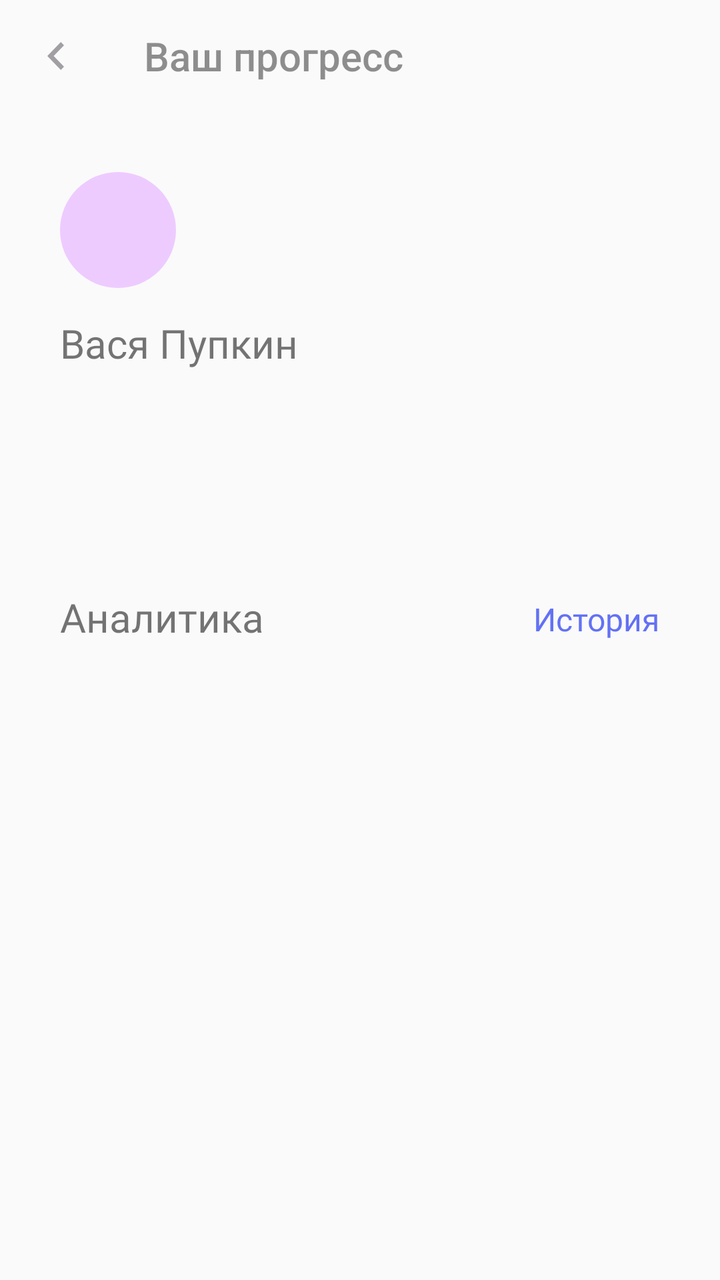
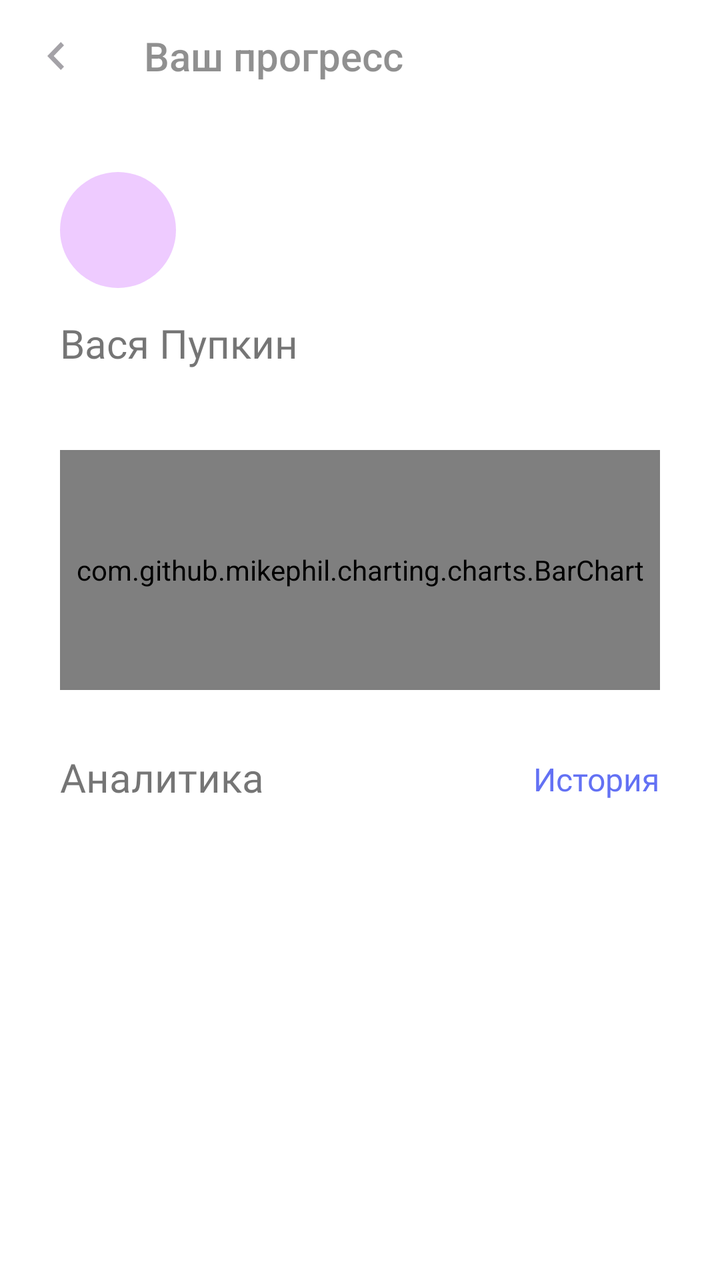

An Android layout rendered at two revisions. The XML below is the earlier revision; the diff shows what the commit changed to produce the second picture.
<!-- AndroidManifest.xml: application theme Theme.Usmeshka_Groovy -->
<!-- res/layout/analythics_fragment.xml -->
<?xml version="1.0" encoding="utf-8"?>
<androidx.constraintlayout.widget.ConstraintLayout xmlns:android="http://schemas.android.com/apk/res/android"
    android:layout_width="match_parent"
    android:layout_height="match_parent"
    xmlns:app="http://schemas.android.com/apk/res-auto">

    <androidx.constraintlayout.widget.Guideline
        android:id="@+id/guideline_end"
        android:layout_width="wrap_content"
        android:layout_height="wrap_content"
        android:orientation="vertical"
        app:layout_constraintGuide_end="30dp" />

    <androidx.constraintlayout.widget.Guideline
        android:id="@+id/guideline_start"
        android:layout_width="wrap_content"
        android:layout_height="wrap_content"
        android:orientation="vertical"
        app:layout_constraintGuide_begin="30dp" />

    <androidx.appcompat.widget.Toolbar
        android:id="@+id/toolbar_progress"
        android:layout_width="0dp"
        android:layout_height="wrap_content"
        android:alpha="0.5"
        android:contentInsetStartWithNavigation="0dp"
        android:titleTextAppearance="@style/style_for_toolbar"
        app:layout_constraintEnd_toEndOf="@id/guideline_end"
        app:layout_constraintStart_toStartOf="parent"
        app:layout_constraintTop_toTopOf="parent"
        app:navigationIcon="@drawable/chevron_left"
        app:title="Ваш прогресс" />

    <ImageView
        android:id="@+id/personal_image"
        android:layout_width="wrap_content"
        android:layout_height="wrap_content"
        android:src="@drawable/icon_round_58"
        android:layout_marginTop="30dp"
        app:layout_constraintStart_toStartOf="@id/guideline_start"
        app:layout_constraintTop_toBottomOf="@id/toolbar_progress" />

    <TextView
        android:id="@+id/persons_name"
        android:layout_width="0dp"
        android:layout_height="wrap_content"
        android:layout_marginVertical="14dp"
        android:fontFamily="@font/roboto_medium"
        android:text="Вася Пупкин"
        android:textSize="20sp"
        app:layout_constraintStart_toStartOf="@id/guideline_start"
        app:layout_constraintTop_toBottomOf="@id/personal_image" />

    <View
        android:id="@+id/analythics_graph"
        android:layout_width="wrap_content"
        android:layout_height="80dp"
        app:layout_constraintStart_toStartOf="parent"
        app:layout_constraintTop_toBottomOf="@id/persons_name"

        />

    <TextView
        android:id="@+id/analythics_naming"
        android:layout_width="0dp"
        android:layout_height="wrap_content"
        android:fontFamily="@font/roboto_medium"
        android:text="Аналитика"
        android:layout_marginVertical="30dp"
        android:textSize="20sp"
        app:layout_constraintStart_toStartOf="@id/guideline_start"
        app:layout_constraintTop_toBottomOf="@+id/analythics_graph" />

    <TextView
        android:layout_width="0dp"
        android:layout_height="wrap_content"
        android:fontFamily="@font/roboto_medium"
        android:text="История"
        android:textColor="@color/blue_top"
        android:textSize="16sp"
        android:layout_marginTop="32dp"
        app:layout_constraintBottom_toBottomOf="@+id/analythics_naming"
        app:layout_constraintEnd_toEndOf="@id/guideline_end"
        app:layout_constraintTop_toBottomOf="@+id/analythics_graph" />

    <androidx.recyclerview.widget.RecyclerView
        android:id="@+id/notifications_recyclerView"
        android:layout_width="0dp"
        android:layout_height="wrap_content"
        android:layout_marginVertical="30dp"
        app:layout_constraintEnd_toStartOf="@id/guideline_end"
        app:layout_constraintStart_toEndOf="@id/guideline_start"
        app:layout_constraintTop_toBottomOf="@+id/analythics_naming" />
</androidx.constraintlayout.widget.ConstraintLayout>
<!-- resources referenced by this layout -->
<resources>
  <color name="blue_top">#6371F4</color>
  <!-- drawable chevron_left (drawable) -->
  <vector xmlns:android="http://schemas.android.com/apk/res/android"
      android:width="27dp"
      android:height="28dp"
      android:viewportWidth="27"
      android:viewportHeight="28">
    <group>
      <clip-path
          android:pathData="M0,0h27v28h-27z"/>
      <path
          android:pathData="M17.336,8.645L15.75,7L9,14L15.75,21L17.336,19.355L12.184,14L17.336,8.645Z"
          android:fillColor="@color/dark_grey"/>
    </group>
  </vector>
  <!-- drawable icon_round_58 (drawable) -->
  <shape xmlns:android="http://schemas.android.com/apk/res/android"
      xmlns:tools="http://schemas.android.com/tools"
      android:shape="oval"
      tools:ignore="ExtraText">
      <size
          android:width="58dp"
          android:height="58dp" />
      <solid android:color="@color/purpule_bottom" />
  </shape>
  <style name="style_for_toolbar" parent="TextAppearance.AppCompat.Widget.ActionBar.Title">
          <item name="android:textSize">20sp</item>
      </style>
  <style name="Theme.Usmeshka_Groovy" parent="Theme.AppCompat.DayNight.NoActionBar" />
  <color name="dark_grey">#49454F</color>
  <color name="purpule_bottom">#EECBFF</color>
</resources>

<!-- the commit's change to res/layout/analythics_fragment.xml (unified diff, before → after) -->
@@ -1,8 +1,9 @@
 <?xml version="1.0" encoding="utf-8"?>
 <androidx.constraintlayout.widget.ConstraintLayout xmlns:android="http://schemas.android.com/apk/res/android"
+    xmlns:app="http://schemas.android.com/apk/res-auto"
     android:layout_width="match_parent"
     android:layout_height="match_parent"
-    xmlns:app="http://schemas.android.com/apk/res-auto">
+    android:background="@color/white">
 
     <androidx.constraintlayout.widget.Guideline
         android:id="@+id/guideline_end"
@@ -35,8 +36,8 @@
         android:id="@+id/personal_image"
         android:layout_width="wrap_content"
         android:layout_height="wrap_content"
+        android:layout_marginTop="30dp"
         android:src="@drawable/icon_round_58"
-        android:layout_marginTop="30dp"
         app:layout_constraintStart_toStartOf="@id/guideline_start"
         app:layout_constraintTop_toBottomOf="@id/toolbar_progress" />
 
@@ -51,22 +52,23 @@
         app:layout_constraintStart_toStartOf="@id/guideline_start"
         app:layout_constraintTop_toBottomOf="@id/personal_image" />
 
-    <View
+    <com.github.mikephil.charting.charts.BarChart
         android:id="@+id/analythics_graph"
-        android:layout_width="wrap_content"
-        android:layout_height="80dp"
-        app:layout_constraintStart_toStartOf="parent"
-        app:layout_constraintTop_toBottomOf="@id/persons_name"
+        android:layout_width="0dp"
+        android:layout_height="120dp"
+        android:layout_marginVertical="40dp"
+        app:layout_constraintEnd_toEndOf="@id/guideline_end"
+        app:layout_constraintStart_toStartOf="@id/guideline_start"
+        app:layout_constraintTop_toBottomOf="@id/persons_name" />
 
-        />
 
     <TextView
         android:id="@+id/analythics_naming"
         android:layout_width="0dp"
         android:layout_height="wrap_content"
+        android:layout_marginVertical="30dp"
         android:fontFamily="@font/roboto_medium"
         android:text="Аналитика"
-        android:layout_marginVertical="30dp"
         android:textSize="20sp"
         app:layout_constraintStart_toStartOf="@id/guideline_start"
         app:layout_constraintTop_toBottomOf="@+id/analythics_graph" />
@@ -74,21 +76,22 @@
     <TextView
         android:layout_width="0dp"
         android:layout_height="wrap_content"
+        android:layout_marginTop="32dp"
         android:fontFamily="@font/roboto_medium"
         android:text="История"
         android:textColor="@color/blue_top"
         android:textSize="16sp"
-        android:layout_marginTop="32dp"
         app:layout_constraintBottom_toBottomOf="@+id/analythics_naming"
         app:layout_constraintEnd_toEndOf="@id/guideline_end"
         app:layout_constraintTop_toBottomOf="@+id/analythics_graph" />
 
     <androidx.recyclerview.widget.RecyclerView
-        android:id="@+id/notifications_recyclerView"
+        android:id="@+id/achievement_recyclerView"
         android:layout_width="0dp"
-        android:layout_height="wrap_content"
+        android:layout_height="0dp"
         android:layout_marginVertical="30dp"
         app:layout_constraintEnd_toStartOf="@id/guideline_end"
         app:layout_constraintStart_toEndOf="@id/guideline_start"
-        app:layout_constraintTop_toBottomOf="@+id/analythics_naming" />
+        app:layout_constraintTop_toBottomOf="@+id/analythics_naming"
+        app:layout_constraintBottom_toBottomOf="parent"/>
 </androidx.constraintlayout.widget.ConstraintLayout>
<!-- resource entries referenced after the edit -->
@@ -1,6 +1,7 @@
 <!-- resources referenced by this layout -->
 <resources>
   <color name="blue_top">#6371F4</color>
+  <color name="white">#FFFFFFFF</color>
   <!-- drawable chevron_left (drawable) -->
   <vector xmlns:android="http://schemas.android.com/apk/res/android"
       android:width="27dp"
